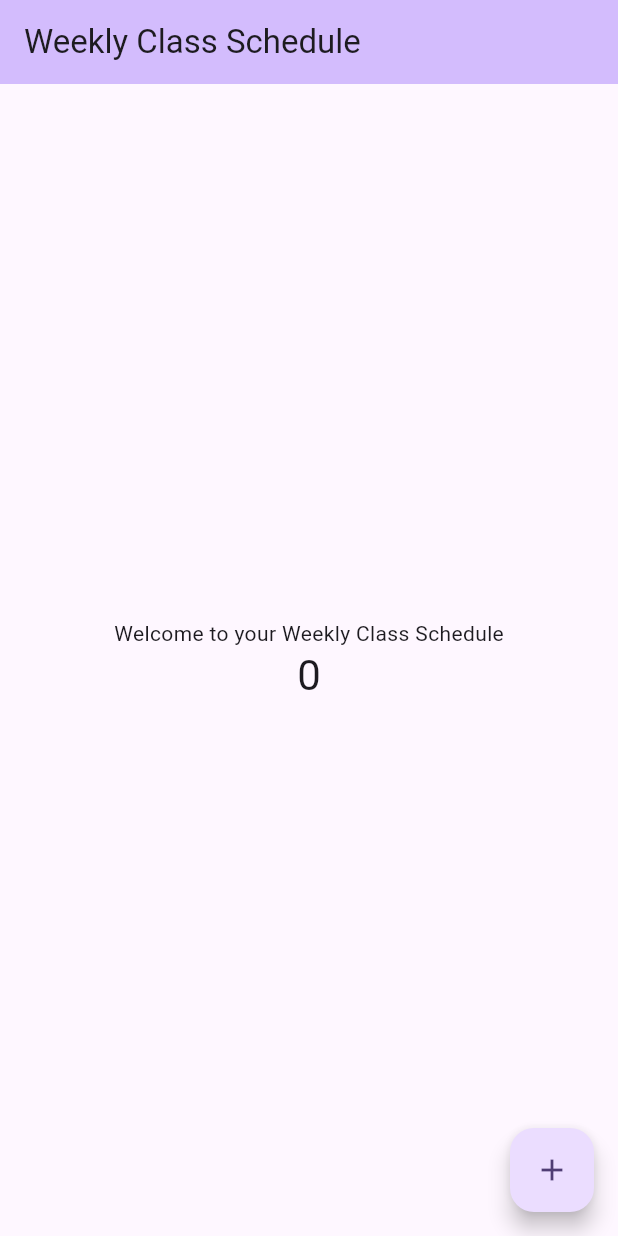
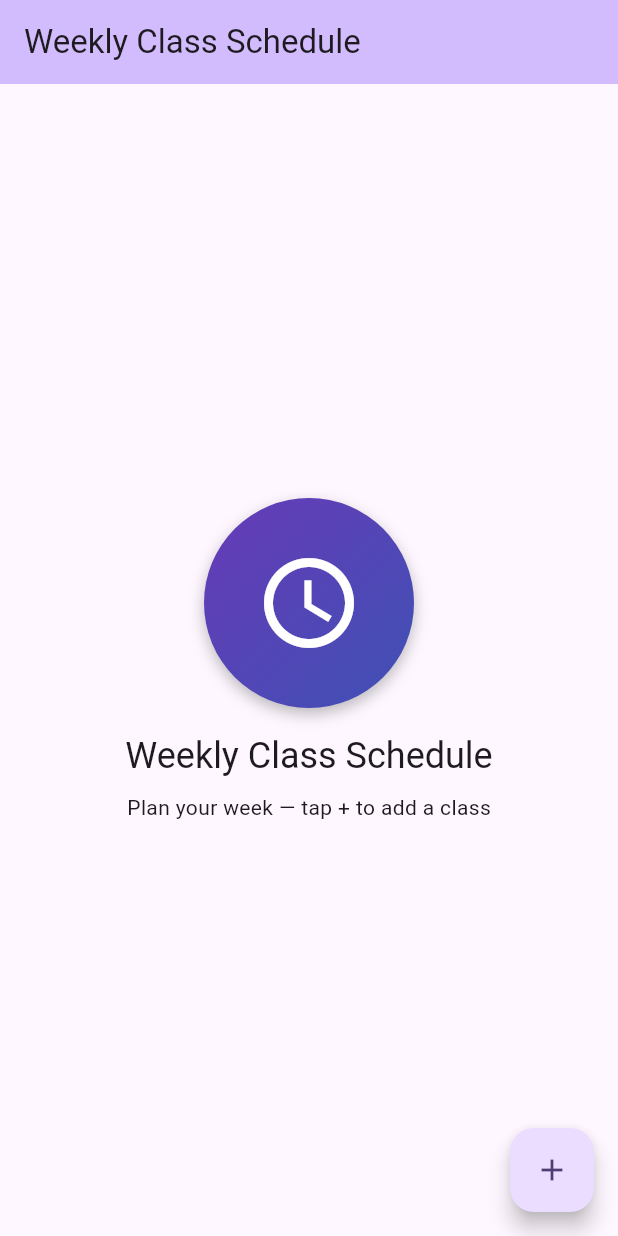
Before and after one commit to mvp002/BCS_25011989_Laurence_flutter_weekend, a Flutter app: the screen it shows after launch, on a phone screen of 412 x 824 dp. Run offline on Flutter 3.47's test engine with Material 3 defaults, Android fonts, the light colour scheme and no system bars; our stand-ins replace flutter_riverpod, shared_preferences.

Commit message:
M2: add simple circular logo to home screen

```diff
--- a/lib/main.dart
+++ b/lib/main.dart
@@ -105,11 +105,39 @@ class _MyHomePageState extends State<MyHomePage> {
           // wireframe for each widget.
           mainAxisAlignment: MainAxisAlignment.center,
           children: [
-            const Text('Welcome to your Weekly Class Schedule'),
+            Container(
+              width: 140,
+              height: 140,
+              decoration: BoxDecoration(
+                shape: BoxShape.circle,
+                gradient: LinearGradient(
+                  colors: [Colors.deepPurple, Colors.indigo],
+                  begin: Alignment.topLeft,
+                  end: Alignment.bottomRight,
+                ),
+                boxShadow: [
+                  BoxShadow(
+                    color: Colors.black26,
+                    blurRadius: 8,
+                    offset: Offset(0, 4),
+                  ),
+                ],
+              ),
+              child: const Center(
+                child: Icon(
+                  Icons.schedule,
+                  color: Colors.white,
+                  size: 72,
+                ),
+              ),
+            ),
+            const SizedBox(height: 16),
             Text(
-              '$_counter',
-              style: Theme.of(context).textTheme.headlineMedium,
+              'Weekly Class Schedule',
+              style: Theme.of(context).textTheme.headlineSmall,
             ),
+            const SizedBox(height: 8),
+            const Text('Plan your week — tap + to add a class'),
           ],
         ),
       ),
```
